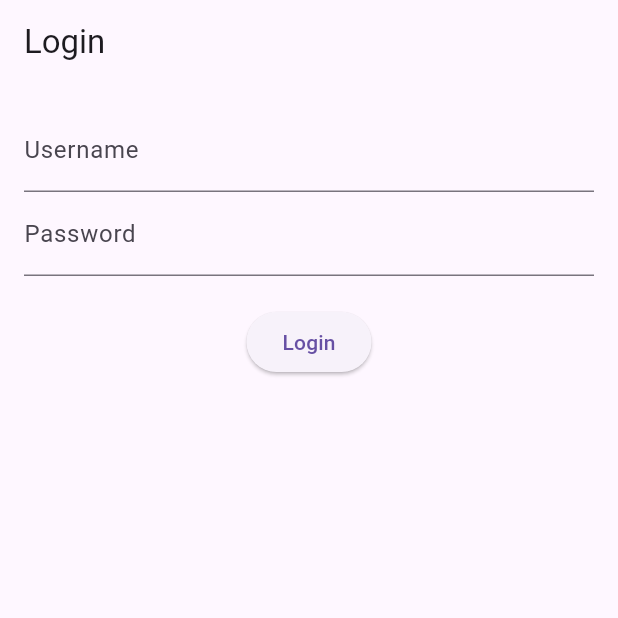
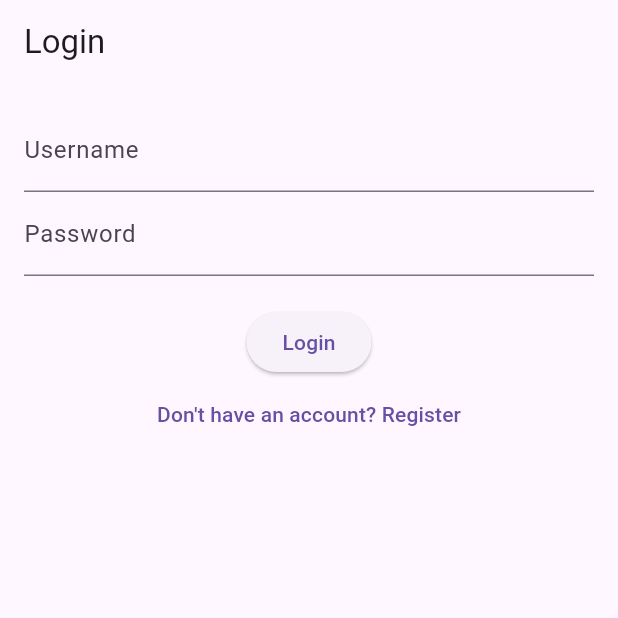
Before and after one commit to emmaaannnn/size-review-app, a Flutter app: the screen it shows after launch, on a phone screen of 412 x 824 dp, the top half of it. Run offline on Flutter 3.47's test engine with Material 3 defaults, Android fonts, the phone set to English and light mode, and no system bars; accounts and stored records are empty.

Commit message:
changed login screen to auth screen. - now includes a register - Need to add lotgic for registering - need to add logic for firebase

```diff
--- a/fitview_app/lib/main.dart
+++ b/fitview_app/lib/main.dart
@@ -1,6 +1,6 @@
 import 'package:flutter/material.dart';
 import 'package:fitview_app/screens/mainScreen.dart'; // Import the MainScreen
-import 'package:fitview_app/screens/login_screen.dart'; // Import the LoginScreen
+import 'package:fitview_app/screens/auth_screen.dart'; // Import the LoginScreen
 import 'package:provider/provider.dart';
 import 'package:fitview_app/states/postState.dart';
 import 'package:fitview_app/states/userState.dart';
@@ -25,7 +25,7 @@ class MyApp extends StatelessWidget {
           debugShowCheckedModeBanner: false,
           title: 'Fitview App',
           theme: ThemeData(primarySwatch: Colors.blue),
-          home: userState.currentUser != null ? MainScreen(currentUser: userState.currentUser!) : LoginScreen(), // Check login state
+          home: userState.currentUser != null ? MainScreen(currentUser: userState.currentUser!) : AuthScreen(), // Check login state
         );
       },
     );
--- a/fitview_app/lib/screens/login_screen.dart
+++ b/fitview_app/lib/screens/auth_screen.dart
@@ -3,14 +3,17 @@ import 'package:fitview_app/model/user_model.dart';
 import 'package:provider/provider.dart';
 import 'package:fitview_app/states/userState.dart';
 
-class LoginScreen extends StatefulWidget {
+class AuthScreen extends StatefulWidget {
   @override
-  _LoginPageState createState() => _LoginPageState();
+  _AuthScreenState createState() => _AuthScreenState();
 }
 
-class _LoginPageState extends State<LoginScreen> {
+class _AuthScreenState extends State<AuthScreen> {
+  bool _isLogin = true;
+  final TextEditingController _emailController = TextEditingController();
   final TextEditingController _usernameController = TextEditingController();
   final TextEditingController _passwordController = TextEditingController();
+  final TextEditingController _confirmPasswordController = TextEditingController();
 
   void _login() {
   String username = _usernameController.text.trim();
@@ -49,11 +52,16 @@ class _LoginPageState extends State<LoginScreen> {
   @override
   Widget build(BuildContext context) {
     return Scaffold(
-      appBar: AppBar(title: Text('Login')),
+      appBar: AppBar(title: Text(_isLogin ? 'Login' : 'Register')),
       body: Padding(
         padding: EdgeInsets.all(16.0),
         child: Column(
           children: [
+            if (!_isLogin)
+              TextField(
+                controller: _emailController,
+                decoration: InputDecoration(labelText: 'Email'),
+              ),
             TextField(
               controller: _usernameController,
               decoration: InputDecoration(labelText: 'Username'),
@@ -63,10 +71,24 @@ class _LoginPageState extends State<LoginScreen> {
               decoration: InputDecoration(labelText: 'Password'),
               obscureText: true,
             ),
+            if (!_isLogin)
+              TextField(
+                controller: _confirmPasswordController,
+                decoration: InputDecoration(labelText: 'Confirm Password'),
+                obscureText: true,
+              ),
             SizedBox(height: 20),
             ElevatedButton(
               onPressed: _login,
-              child: Text('Login'),
+              child: Text(_isLogin ? 'Login' : 'Register'),
+            ),
+            TextButton(
+              onPressed: () {
+                setState(() {
+                  _isLogin = !_isLogin;
+                });
+              },
+              child: Text(_isLogin ? "Don't have an account? Register" : "Already have an account? Login"),
             ),
           ],
         ),
```
